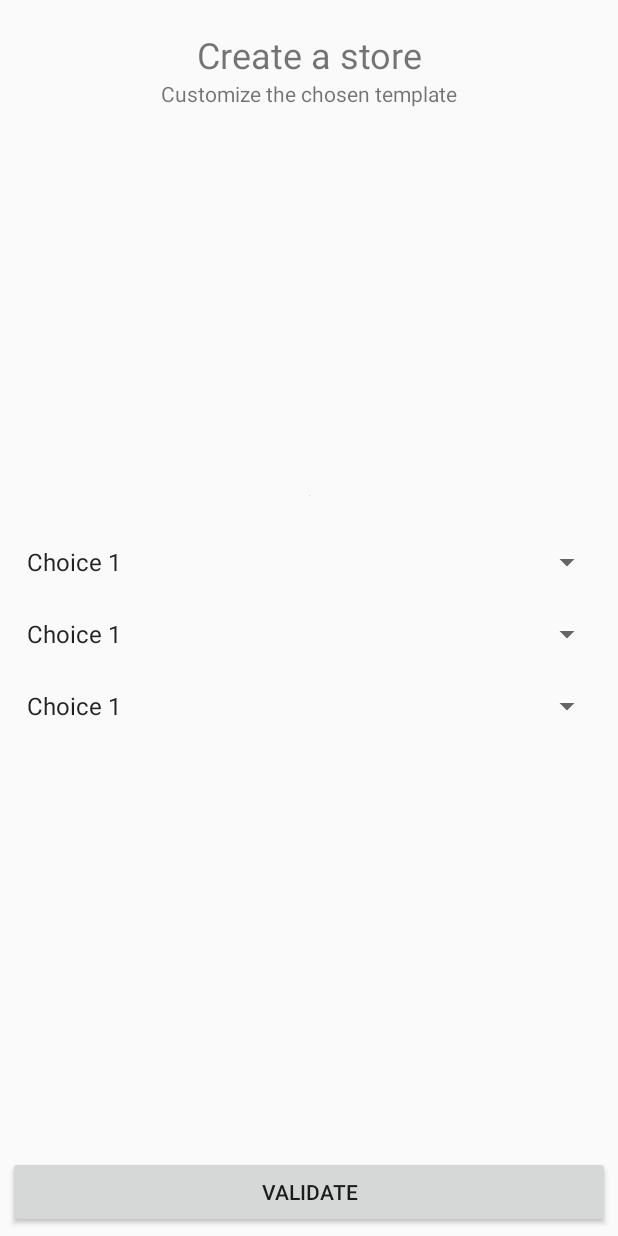
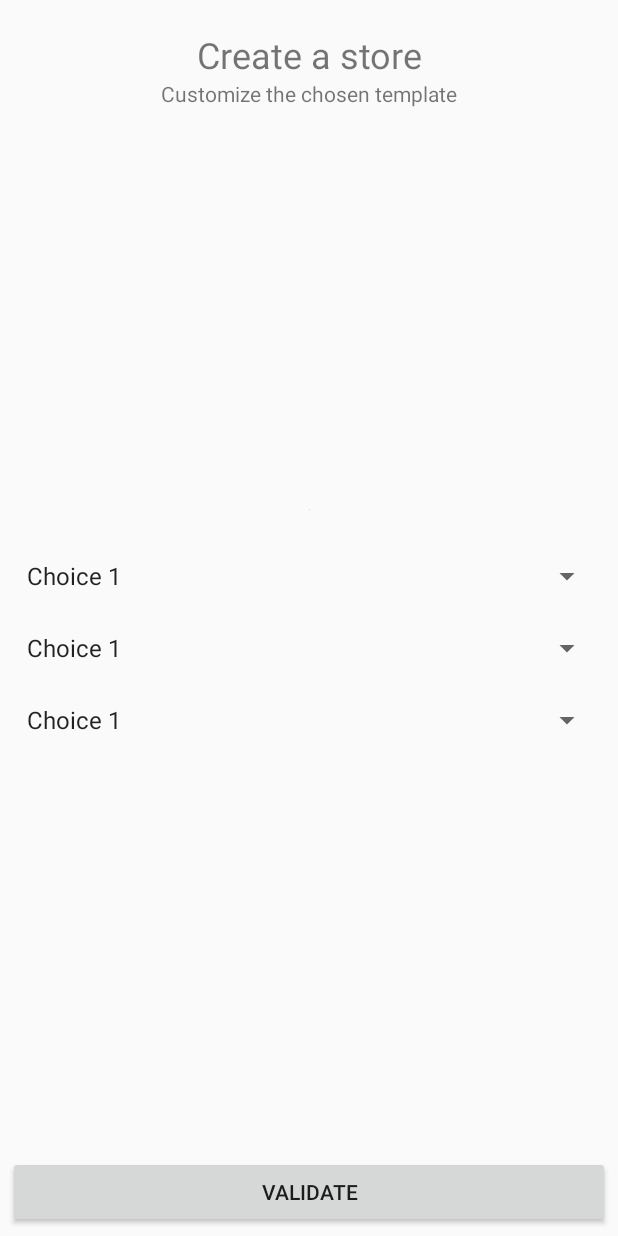
Before and after one commit to mariusjenin/yukim_store, an Android app: the layout m_create_store_2.xml on its own in the app's theme, with its tools: preview values and no code run, on a phone screen of 412 x 824 dp. Run offline under Robolectric (Android 15) with nearby library versions, the phone set to English and light mode, and no system bars.

Commit message:
layout product

```diff
--- a/YukimStore/app/src/main/res/layout/m_create_store_2.xml
+++ b/YukimStore/app/src/main/res/layout/m_create_store_2.xml
@@ -8,52 +8,59 @@
 
     <androidx.constraintlayout.widget.ConstraintLayout
         android:layout_width="match_parent"
-            android:layout_height="wrap_content" app:layout_constraintStart_toStartOf="parent"
-            app:layout_constraintEnd_toEndOf="parent" app:layout_constraintTop_toTopOf="parent"
-            app:layout_constraintBottom_toBottomOf="parent" android:layout_marginStart="10dp"
-            android:layout_marginTop="10dp" android:layout_marginEnd="10dp" android:layout_marginBottom="10dp"
-    >
+        android:layout_height="wrap_content"
+        android:layout_marginStart="10dp"
+        android:layout_marginEnd="10dp"
+        app:layout_constraintBottom_toTopOf="@+id/button5"
+        app:layout_constraintEnd_toEndOf="parent"
+        app:layout_constraintStart_toStartOf="parent"
+        app:layout_constraintTop_toBottomOf="@+id/textView3">
 
         <ImageView
             android:id="@+id/img_store"
             android:layout_width="wrap_content"
             android:layout_height="wrap_content"
+            android:layout_marginTop="20dp"
             android:contentDescription="@string/b1b_create_store_custom_template_iv_template"
-                tools:srcCompat="@tools:sample/avatars"
-                app:layout_constraintEnd_toEndOf="parent" app:layout_constraintStart_toStartOf="parent"
+            app:layout_constraintEnd_toEndOf="parent"
+            app:layout_constraintStart_toStartOf="parent"
             app:layout_constraintTop_toBottomOf="@+id/title"
-                android:layout_marginTop="20dp"/>
+            tools:srcCompat="@tools:sample/avatars" />
+
         <LinearLayout
+            android:id="@+id/linearLayout"
             android:layout_width="0dp"
             android:layout_height="wrap_content"
+            android:layout_marginTop="20dp"
             android:orientation="vertical"
-                android:id="@+id/linearLayout"
-                app:layout_constraintStart_toStartOf="parent" app:layout_constraintEnd_toEndOf="parent"
             app:layout_constraintBottom_toBottomOf="parent"
-                app:layout_constraintTop_toBottomOf="@+id/img_store"
-                android:layout_marginTop="20dp">
+            app:layout_constraintEnd_toEndOf="parent"
+            app:layout_constraintStart_toStartOf="parent"
+            app:layout_constraintTop_toBottomOf="@+id/img_store">
 
             <Spinner
                 android:id="@+id/spinner"
                 android:layout_width="match_parent"
                 android:layout_height="48dp"
-                    android:entries="@array/settings"/>
+                android:entries="@array/settings" />
+
             <Spinner
                 android:id="@+id/spinner2"
                 android:layout_width="match_parent"
                 android:layout_height="48dp"
-                    android:entries="@array/settings"/>
+                android:entries="@array/settings" />
 
             <Spinner
                 android:id="@+id/spinner3"
                 android:layout_width="match_parent"
                 android:layout_height="48dp"
-                    android:entries="@array/settings"/>
+                android:entries="@array/settings" />
 
         </LinearLayout>
     </androidx.constraintlayout.widget.ConstraintLayout>
 
     <Button
+        android:id="@+id/button5"
         android:layout_width="0dp"
         android:layout_height="wrap_content"
         android:layout_marginStart="5dp"
```
Also changed, not shown: YukimStore/app/src/main/res/layout/m_consult_product.xml (added, +94 -0 lines), YukimStore/app/src/main/res/layout/m_create_store_1.xml (+3 -4 lines). Lines whose indentation alone changed are shown as unchanged.
